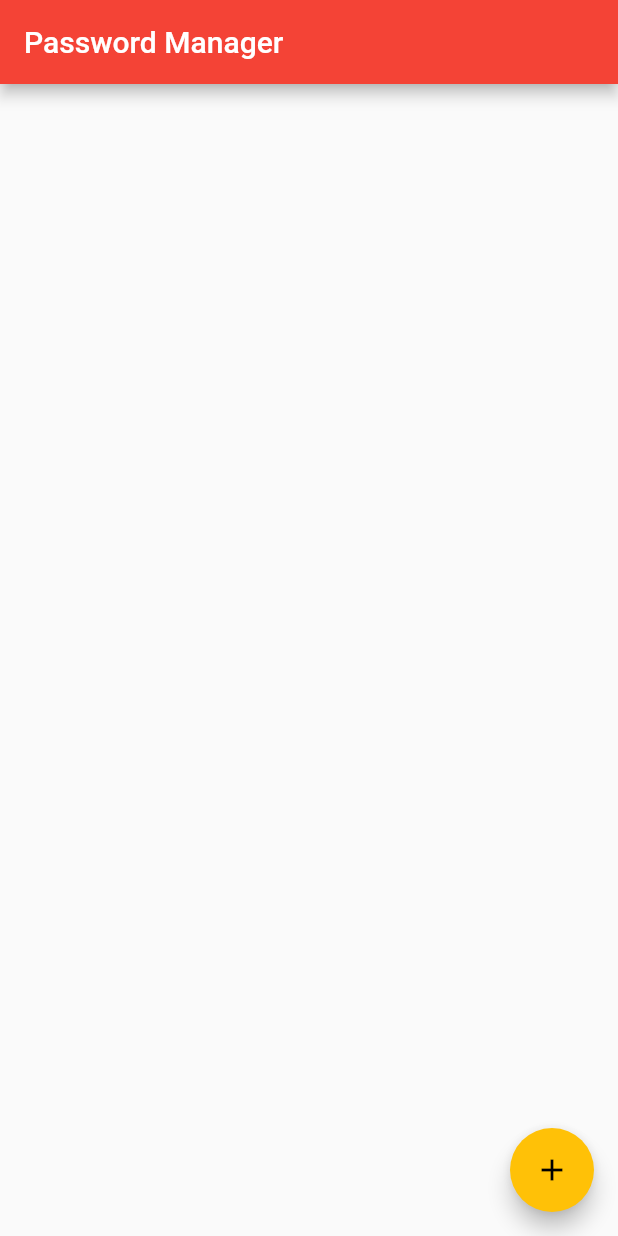
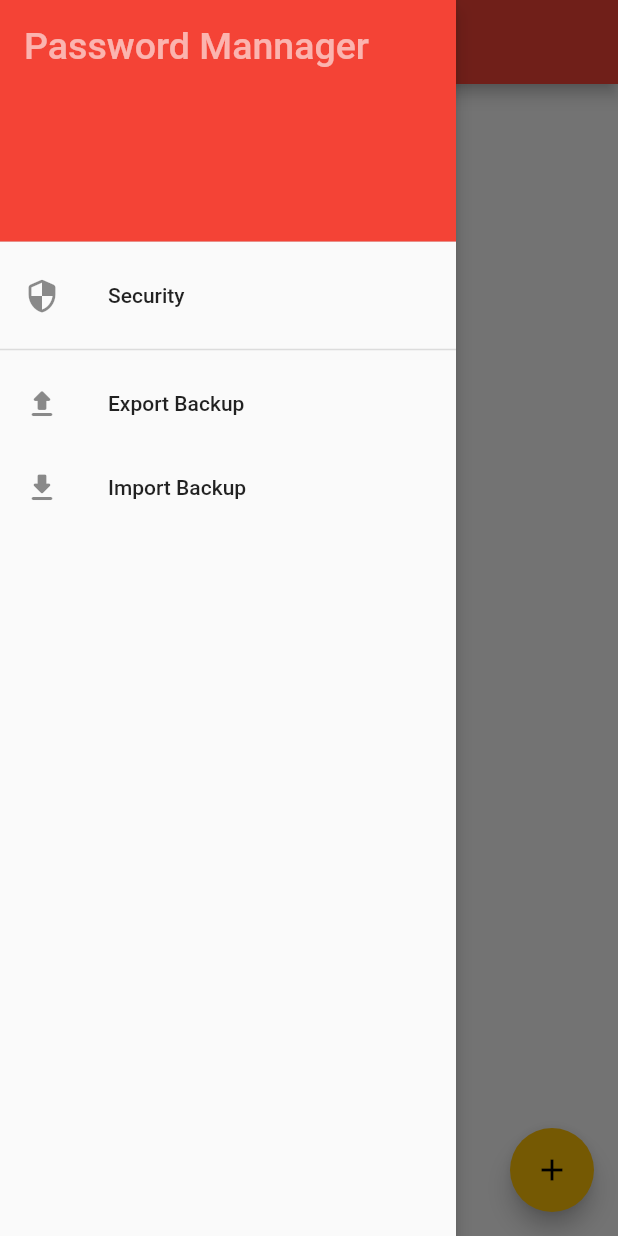
Before and after one commit to nsdahile/password-manager, a Flutter app: the screen it shows after launch, with the side drawer open (before the commit the screen has no drawer), on a phone screen of 412 x 824 dp. Run offline on Flutter 3.47's test engine with Material 2 defaults, Android fonts, the phone set to English and light mode, and no system bars; our stand-ins replace csv, permission_handler, sqflite; missing offline and left inert: clipboard, folder_picker; accounts and stored records are empty.

Commit message:
Database backup export created and delete account dismissible bug fix

```diff
--- a/lib/main.dart
+++ b/lib/main.dart
@@ -6,6 +6,7 @@ import 'providers/list_account_data.dart';
 import 'screens/list_accounts_screen.dart';
 import 'screens/add_account_screen.dart';
 import 'screens/show_account_details_screen.dart';
+import 'screens/export_backup_screen.dart';
 
 void main() => runApp(MyApp());
 
@@ -25,6 +26,7 @@ class MyApp extends StatelessWidget {
           ShowAccountDetailsScreen.routeName: (context) =>
               ShowAccountDetailsScreen(),
           AddAccountScreen.routeName: (context) => AddAccountScreen(),
+          ExportBackupScreen.routeName: (context) => ExportBackupScreen(),
         },
       ),
     );
--- a/lib/screens/list_accounts_screen.dart
+++ b/lib/screens/list_accounts_screen.dart
@@ -5,12 +5,14 @@ import 'package:flutter/material.dart';
 import 'add_account_screen.dart';
 
 import '../widgets/list_accout_screen/accounts_list.dart';
+import '../widgets/drawer.dart';
 
 class ListAccountScreen extends StatelessWidget {
   @override
   Widget build(BuildContext context) {
     return Scaffold(
       appBar: AppBar(title: Text('Password Manager')),
+      drawer: AppDrawer(),
       body: AccountsList(),
       floatingActionButton: FloatingActionButton(
         child: Icon(Icons.add),
--- /dev/null
+++ b/lib/widgets/drawer.dart
@@ -0,0 +1,43 @@
+import 'package:flutter/material.dart';
+
+import '../screens/export_backup_screen.dart';
+
+class AppDrawer extends StatelessWidget {
+  @override
+  Widget build(BuildContext context) {
+    return Drawer(
+      elevation: 5,
+      child: ListView(
+        children: [
+          DrawerHeader(
+            child: Text(
+              'Password Mannager',
+              style: TextStyle(
+                color: Colors.white60,
+                fontSize: 25,
+              ),
+            ),
+            decoration: BoxDecoration(color: Theme.of(context).primaryColor),
+          ),
+          ListTile(
+            leading: Icon(Icons.security_rounded),
+            title: Text('Security'),
+          ),
+          Divider(thickness: 1),
+          ListTile(
+            leading: Icon(Icons.upload_rounded),
+            title: Text('Export Backup'),
+            onTap: () {
+              Navigator.of(context).pop();
+              Navigator.of(context).pushNamed(ExportBackupScreen.routeName);
+            },
+          ),
+          ListTile(
+            leading: Icon(Icons.download_rounded),
+            title: Text('Import Backup'),
+          ),
+        ],
+      ),
+    );
+  }
+}
--- a/pubspec.yaml
+++ b/pubspec.yaml
@@ -29,11 +29,15 @@ dependencies:
   intl: ^0.16.1
   clipboard: ^0.1.2+8
   url_launcher: ^5.7.10
+  csv: ^4.1.0
+  folder_picker: ^0.3.0
+  permission_handler: ^5.0.1+1
 
 
   # The following adds the Cupertino Icons font to your application.
   # Use with the CupertinoIcons class for iOS style icons.
-  cupertino_icons: ^1.0.0
+  # cupertino_icons: ^1.0.0
+  cupertino_icons: ^0.1.2
 
 dev_dependencies:
   flutter_test:
```
Also changed, not shown: lib/helper/backup_helper.dart (added, +27 -0 lines), lib/providers/list_account_data.dart (+17 -0 lines), lib/screens/export_backup_screen.dart (added, +105 -0 lines), pubspec.lock, 2 other files.
